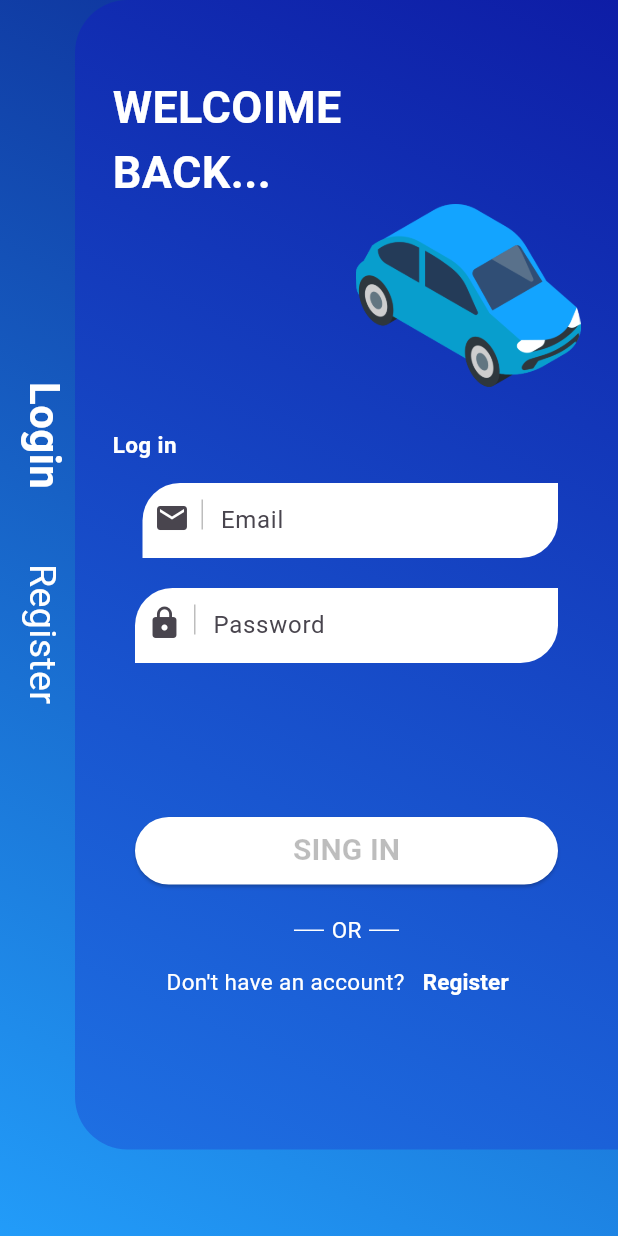
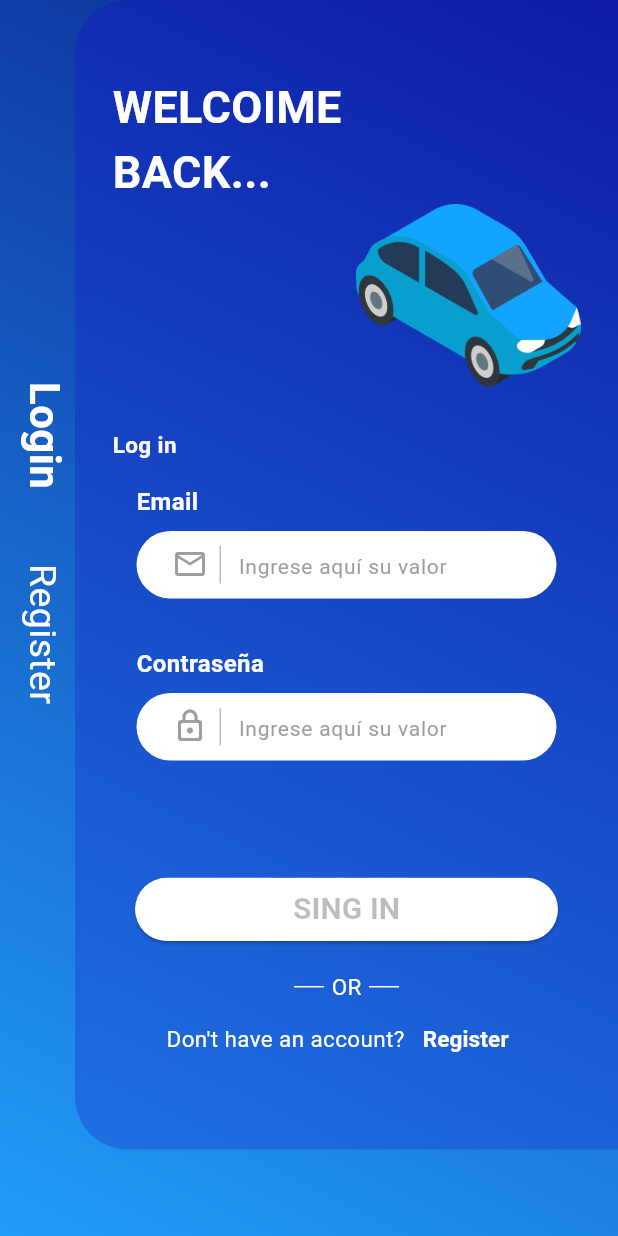
Before and after one commit to fswebcoder/indriver_clone, a Flutter app: the screen it shows after launch, on a phone screen of 412 x 824 dp. Run offline on Flutter 3.47's test engine with Material 3 defaults, Android fonts, the light colour scheme and no system bars.

Commit message:
se cambia el estilo de los input para el resto de la app

```diff
--- a/lib/src/presentation/pages/auth/login/login_content.dart
+++ b/lib/src/presentation/pages/auth/login/login_content.dart
@@ -1,4 +1,5 @@
 import 'package:flutter/material.dart';
+import 'package:indriver_clone/src/presentation/widgets/default_texfield.dart';
 
 class LoginContent extends StatelessWidget {
   const LoginContent({super.key});
@@ -106,70 +107,13 @@ class LoginContent extends StatelessWidget {
                           fontWeight: FontWeight.bold,
                         ),
                       ),
-                      Container(
-                        height: 50,
-                        margin: const EdgeInsets.only(top: 15, left: 20, right: 15),
-                        decoration: const BoxDecoration(
-                          color: Colors.white,
-                          borderRadius: BorderRadius.only(
-                            topLeft: Radius.circular(25),
-                            bottomRight: Radius.circular(25),
-                          ),
-                        ),
-                        child: TextFormField(
-                          decoration: InputDecoration(
-                            labelText: 'Email',
-                            hintText: ' ',
-                            border: InputBorder.none,
-                            prefixIcon: Container(
-                              margin: const EdgeInsets.only(top: 10),
-                              child: Wrap(
-                                alignment: WrapAlignment.spaceEvenly,
-                                children: [
-                                  const Icon(Icons.email),
-                                  Container(
-                                    height: 20,
-                                    width: 1,
-                                    color: Colors.black26,
-                                  )
-                                ],
-                              ),
-                            ),
-                          ),
-                        ),
+                      const DefaultTexfield(
+                        label: 'Email',
+                        icon: Icons.email_outlined,
                       ),
-                      const SizedBox(height: 20),
-                      Container(
-                        height: 50,
-                        margin: const EdgeInsets.only(left: 15, right: 15),
-                        decoration: const BoxDecoration(
-                          color: Colors.white,
-                          borderRadius: BorderRadius.only(
-                            topLeft: Radius.circular(25),
-                            bottomRight: Radius.circular(25),
-                          ),
-                        ),
-                        child: TextFormField(
-                          decoration: InputDecoration(
-                            labelText: 'Password',
-                            hintText: ' ',
-                            border: InputBorder.none,
-                            prefixIcon: Container(
-                              margin: const EdgeInsets.only(top: 10),
-                              child: Wrap(
-                                alignment: WrapAlignment.spaceEvenly,
-                                children: [
-                                  const Icon(Icons.lock),
-                                  Container(
-                                    height: 20,
-                                    width: 1,
-                                    color: Colors.black26,
-                                  )
-                                ],
-                              ),
-                            ),
-                          ),
-                        ),
+                       const DefaultTexfield(
+                        label: 'Contraseña',
+                        icon: Icons.lock_outline_rounded,
                       ),
                       const Spacer(),
                       Flexible(
--- /dev/null
+++ b/lib/src/presentation/widgets/default_texfield.dart
@@ -0,0 +1,69 @@
+import 'package:flutter/material.dart';
+
+class DefaultTexfield extends StatelessWidget {
+  final String label;
+  final IconData icon;
+
+  const DefaultTexfield({
+    super.key,
+    required this.label,
+    required this.icon,
+  });
+
+  @override
+  Widget build(BuildContext context) {
+    return Padding(
+        padding: const EdgeInsets.all(16.0),
+        child: Column(
+          crossAxisAlignment: CrossAxisAlignment.start,
+          children: [
+            Text(
+              label,
+              style: const TextStyle(
+                  fontSize: 16.0,
+                  fontWeight: FontWeight.bold,
+                  color: Colors.white),
+            ),
+            const SizedBox(height: 8.0),
+            Container(
+              height: 45,
+              decoration: const BoxDecoration(
+                color: Colors.white,
+                borderRadius: BorderRadius.all(
+                  Radius.circular(30),
+                ),
+              ),
+              child: Padding(
+                padding: const EdgeInsets.symmetric(horizontal: 16.0),
+                child: TextField(
+                  decoration: InputDecoration(
+                      contentPadding:
+                          const EdgeInsets.symmetric(vertical: 13.0),
+                      prefixIcon: Container(
+                        margin: const EdgeInsets.only(top: 10),
+                        child: Wrap(
+                          alignment: WrapAlignment.spaceEvenly,
+                          children: [
+                            Icon(icon, color: Colors.grey),
+                            Container(
+                              height: 25,
+                              width: 1,
+                              color: Colors.black26,
+                            )
+                          ],
+                        ),
+                      ),
+                      border: InputBorder.none,
+                      hintText: 'Ingrese aquí su valor',
+                      hintStyle: const TextStyle(
+                        fontSize: 14.0,
+                        color: Colors.grey,
+                        textBaseline: TextBaseline.ideographic,
+                      )),
+                ),
+              ),
+            ),
+          ],
+        ));
+  }
+}
```
